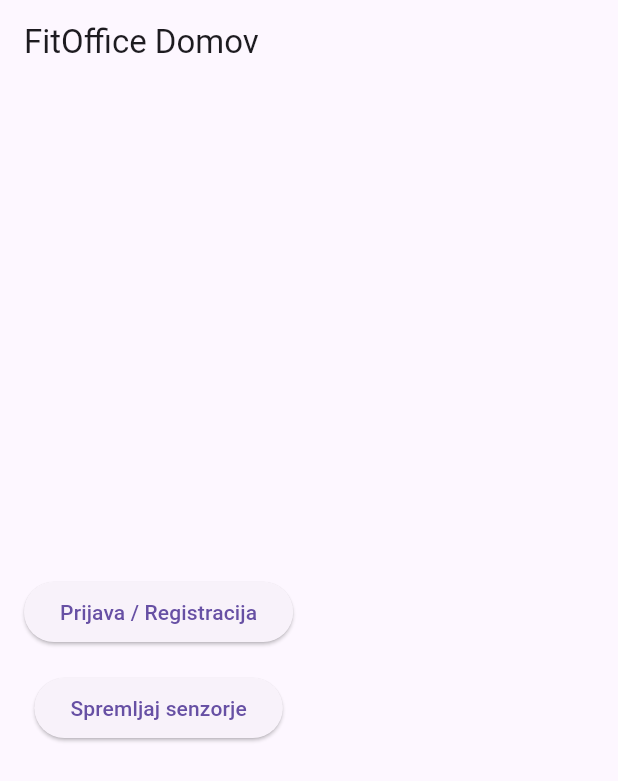
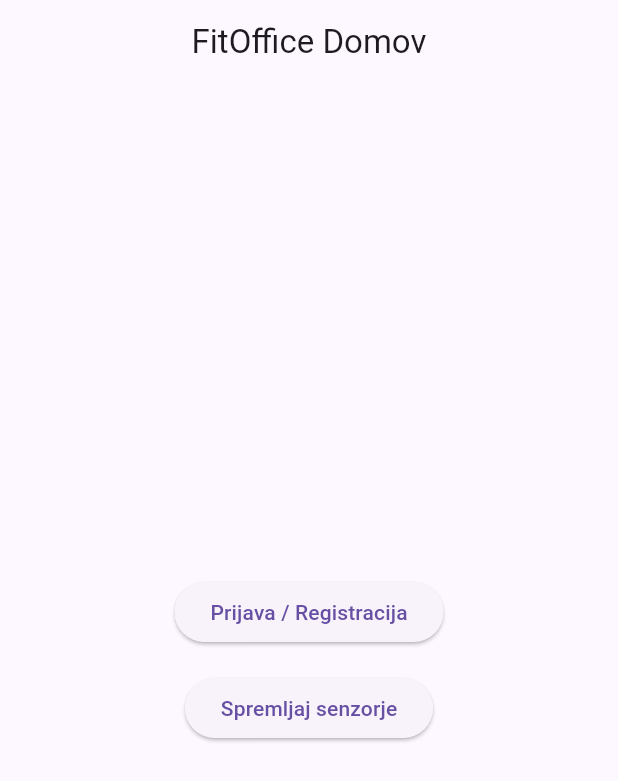
Before and after one commit to ErikHostnik/Zdravo-ivljenje-v-podjetju, a Flutter app: the screen it shows after launch, on a phone screen of 412 x 824 dp. Shown: the top 781 px of the screen. Run offline on Flutter 3.47's test engine with Material 3 defaults, Android fonts, the phone set to English and light mode, and no system bars; our stand-ins replace geolocator, pedometer, shared_preferences; missing offline and left inert: mqtt_client.

Commit message:
ZDRAV-93 poravnava elementov v Home screen

```diff
--- a/frontend/app/mobile_app/lib/home.dart
+++ b/frontend/app/mobile_app/lib/home.dart
@@ -6,11 +6,13 @@ class HomePage extends StatelessWidget {
   @override
   Widget build(BuildContext context) {
     return Scaffold(
-      appBar: AppBar(title: const Text('FitOffice Domov')),
-      body: Padding(
+      appBar: AppBar(title: const Text('FitOffice Domov'), centerTitle: true),
+      body: Center(
+        child: Padding(
           padding: const EdgeInsets.all(16),
           child: Column(
             mainAxisAlignment: MainAxisAlignment.center,
+            crossAxisAlignment: CrossAxisAlignment.center,
             children: [
               ElevatedButton(
                 onPressed: () => Navigator.pushNamed(context, '/login'),
@@ -24,6 +26,7 @@ class HomePage extends StatelessWidget {
             ],
           ),
         ),
+      ),
     );
   }
 }
```
Lines whose indentation alone changed are shown as unchanged.
